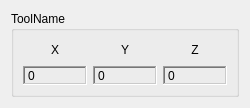
eetuna/cisst, file branches/main/libs/code/cisstDevices/devNDISerialToolQWidget.ui: the form before one commit.
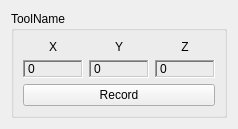
The form after the commit.

Commit message: branches/main: Fixed the bug of failing to build shared libraries when using Qt; added CISST_EXPORT to devNDISerial QDevices; added (preliminary) single point capture; updated tracking routine; clear differentiation of tooltip position from "marker" position.

The edit to the form file:
```diff
--- a/branches/main/libs/code/cisstDevices/devNDISerialToolQWidget.ui
+++ b/branches/main/libs/code/cisstDevices/devNDISerialToolQWidget.ui
@@ -6,8 +6,8 @@
    <rect>
     <x>0</x>
     <y>0</y>
-    <width>250</width>
-    <height>108</height>
+    <width>230</width>
+    <height>116</height>
    </rect>
   </property>
   <property name="windowTitle">
@@ -107,6 +107,13 @@
         </property>
        </widget>
       </item>
+      <item row="2" column="0" colspan="3">
+       <widget class="QPushButton" name="ButtonRecord">
+        <property name="text">
+         <string>Record</string>
+        </property>
+       </widget>
+      </item>
      </layout>
     </widget>
    </item>
```
The commit also changes 6 other files.
